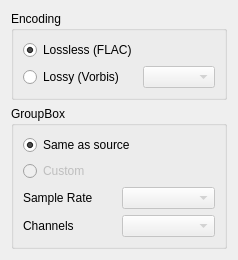
The window that plugins/xiph/ogg/oggpanel.ui (legnaleurc/khopper) describes before a commit, drawn with Qt 5.
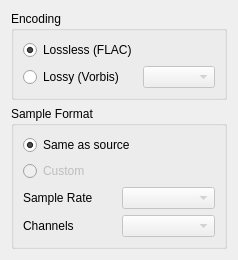
The same window after the commit.

Diff of the .ui file:
```diff
--- a/plugins/xiph/ogg/oggpanel.ui
+++ b/plugins/xiph/ogg/oggpanel.ui
@@ -6,8 +6,8 @@
    <rect>
     <x>0</x>
     <y>0</y>
-    <width>211</width>
-    <height>227</height>
+    <width>221</width>
+    <height>250</height>
    </rect>
   </property>
   <property name="windowTitle">
@@ -50,7 +50,7 @@
    <item>
     <widget class="QGroupBox" name="groupBox_2">
      <property name="title">
-      <string>GroupBox</string>
+      <string>Sample Format</string>
      </property>
      <layout class="QVBoxLayout" name="verticalLayout_2">
       <item>
```
